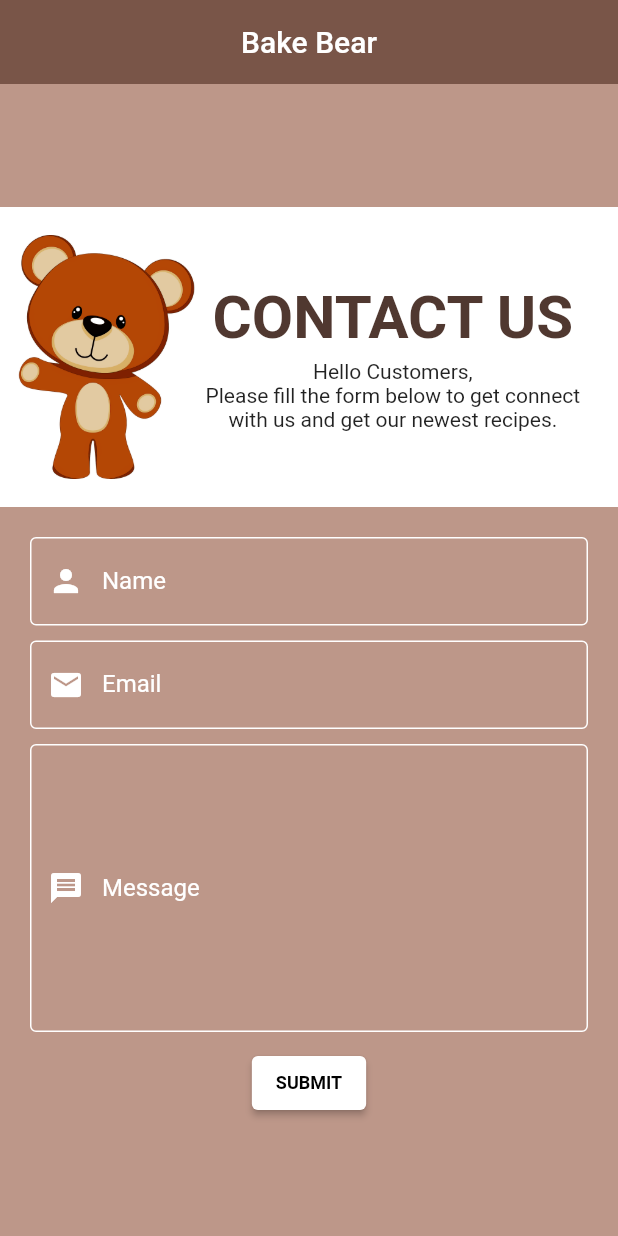
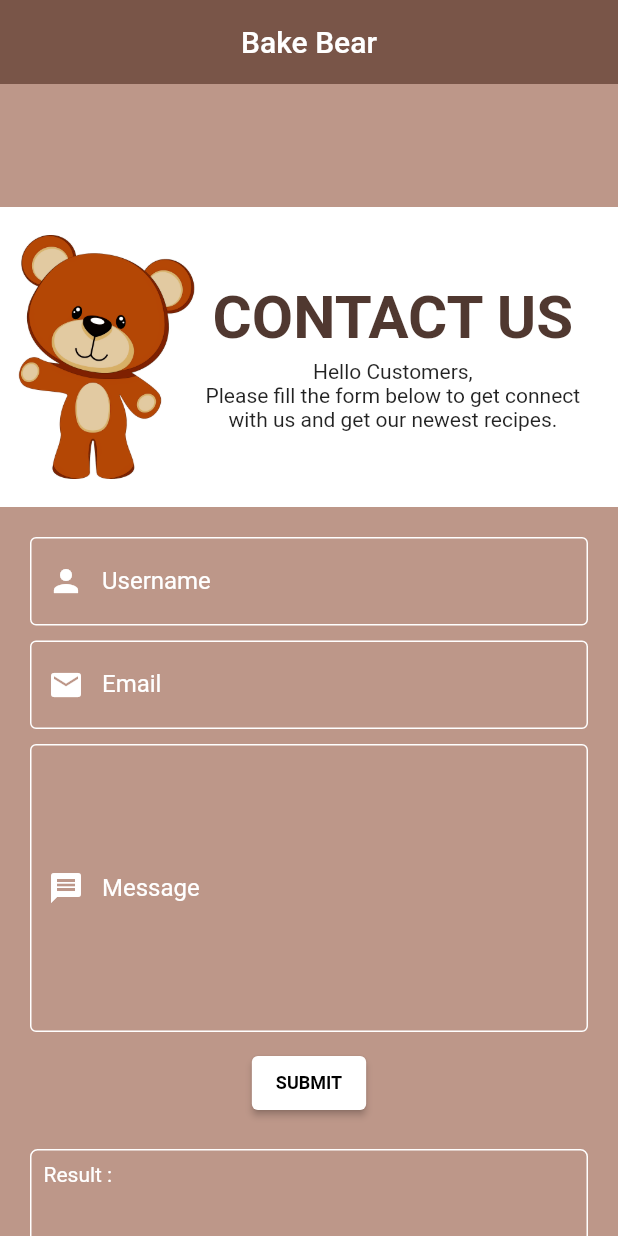
Before and after one commit to angelinefelicia/flutter_angeline-felicia, a Flutter app: the screen it shows after launch, scrolled down 558 dp, on a phone screen of 412 x 824 dp. Run offline on Flutter 3.47's test engine with Material 2 defaults, Android fonts, the phone set to English and light mode, and no system bars; our stand-ins replace badges, barcode_widget, bloc, dio, flutter_bloc, flutter_colorpicker and 3 more; missing offline and left inert: cupertino_list_tile, dart:html; accounts and stored records are empty.

Commit message:
Update praktikum weekly task 1

```diff
--- a/Weekly Task/Weekly Task 1/praktikum/alta_weeklytask1_praktikum/lib/main.dart
+++ b/Weekly Task/Weekly Task 1/praktikum/alta_weeklytask1_praktikum/lib/main.dart
@@ -148,7 +148,7 @@ class _MyHomePageState extends State<MyHomePage> {
                           value == '' ? "This field is required!" : null,
                       controller: _nameController,
                       decoration: const InputDecoration(
-                        labelText: 'Name',
+                        labelText: 'Username',
                         labelStyle: TextStyle(color: Colors.white),
                         prefixIcon: Icon(
                           Icons.person,
@@ -208,11 +208,13 @@ class _MyHomePageState extends State<MyHomePage> {
                     ElevatedButton(
                       style: ElevatedButton.styleFrom(primary: white),
                       onPressed: () {
+                        if (formKey.currentState!.validate()) {
                           setState(() {
                             name = _nameController.text;
                             email = _emailController.text;
                             message = _messageController.text;
                           });
+                        }
                       },
                       child: const Text(
                         "SUBMIT",
@@ -223,10 +225,33 @@ class _MyHomePageState extends State<MyHomePage> {
                         ),
                       ),
                     ),
-                    const SizedBox(height: 10),
+                    const SizedBox(height: 20),
+                    Container(
+                      width: MediaQuery.of(context).size.width,
+                      padding: const EdgeInsets.all(8),
+                      decoration: BoxDecoration(
+                        border: Border.all(color: Colors.white),
+                        borderRadius: BorderRadius.circular(5),
+                      ),
+                      child: Column(
+                        crossAxisAlignment: CrossAxisAlignment.start,
+                        children: [
+                          const Text(
+                            "Result :",
+                            style: TextStyle(
+                              color: Colors.white,
+                              fontSize: 14,
+                            ),
+                          ),
+                          const SizedBox(height: 5),
                           Text(name),
+                          const SizedBox(height: 2),
                           Text(email),
+                          const SizedBox(height: 2),
                           Text(message),
+                        ],
+                      ),
+                    ),
                   ],
                 ),
               ),
```
Lines whose indentation alone changed are shown as unchanged.
